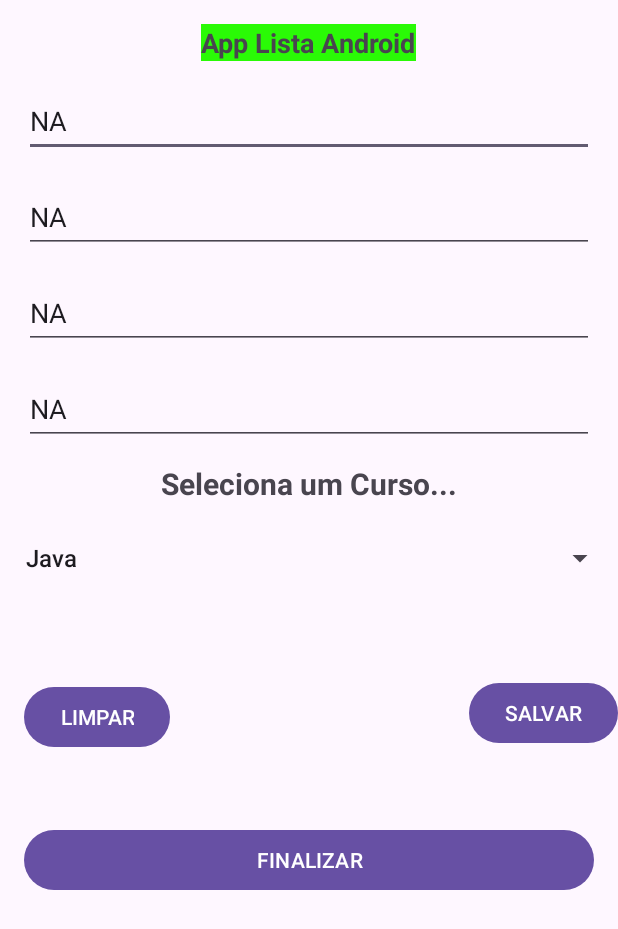
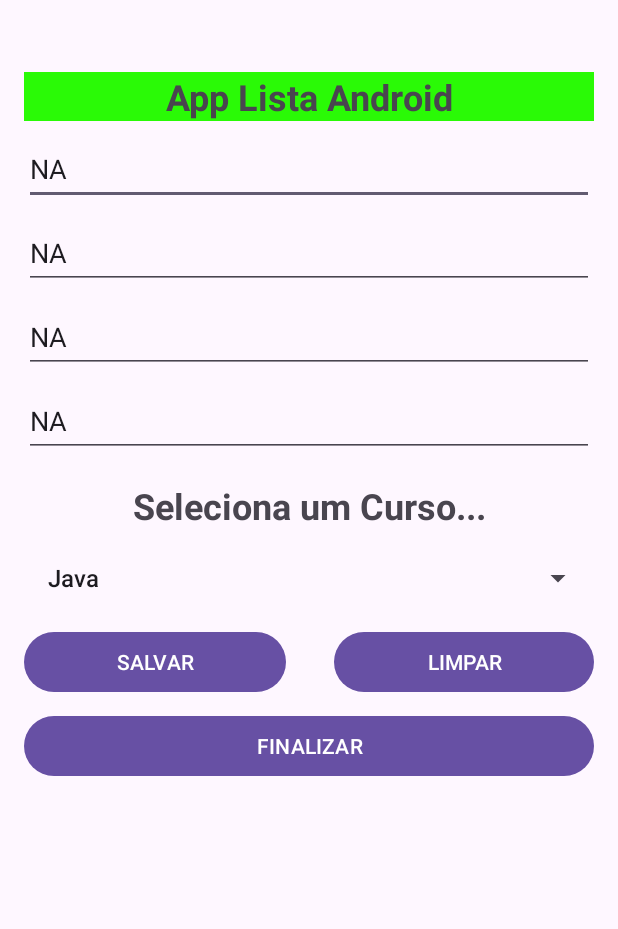
Before and after one commit to KevinAlmd27/DevAndroid, an Android app: the screen it shows after launch (MainActivity), on a phone screen of 412 x 824 dp. Shown: the top 929 px of the screen. Run offline under Robolectric (Android 15) with nearby library versions, the phone set to English and light mode, and no system bars.

Commit message:
Refatorado Layout para LinearLayout

```diff
--- a/AppLista/app/src/main/java/view/MainActivity.java
+++ b/AppLista/app/src/main/java/view/MainActivity.java
@@ -52,7 +52,7 @@
     protected void onCreate(Bundle savedInstanceState) {
         super.onCreate(savedInstanceState);
         EdgeToEdge.enable(this);
-        setContentView(R.layout.activity_main);
+        setContentView(R.layout.activity_spinner);
         ViewCompat.setOnApplyWindowInsetsListener(findViewById(R.id.main), (v, insets) -> {
             Insets systemBars = insets.getInsets(WindowInsetsCompat.Type.systemBars());
             v.setPadding(systemBars.left, systemBars.top, systemBars.right, systemBars.bottom);
--- a/AppLista/app/src/main/res/layout/activity_main.xml
+++ b/AppLista/app/src/main/res/layout/activity_main.xml
@@ -54,7 +54,7 @@
         android:layout_height="48dp"
         android:layout_margin="16dp"
         android:ems="10"
-        android:hint="@string/txt_hint_edit_nome_do_curso"
+        android:hint="@string/txt_hint_edit_nome_do_curso_Desejado"
         android:importantForAutofill="no"
         android:inputType="text"
         app:layout_constraintEnd_toEndOf="parent"
--- /dev/null
+++ b/AppLista/app/src/main/res/layout/activity_spinner.xml
@@ -0,0 +1,143 @@
+<?xml version="1.0" encoding="utf-8"?>
+<androidx.appcompat.widget.LinearLayoutCompat xmlns:android="http://schemas.android.com/apk/res/android"
+    xmlns:app="http://schemas.android.com/apk/res-auto"
+    xmlns:tools="http://schemas.android.com/tools"
+    android:id="@+id/main"
+    android:layout_width="match_parent"
+    android:layout_height="match_parent"
+    android:orientation="vertical"
+    tools:context="view.MainActivity">
+
+    <ScrollView
+        android:layout_width="match_parent"
+        android:layout_height="wrap_content">
+
+        <LinearLayout
+            android:layout_width="match_parent"
+            android:layout_height="wrap_content"
+            android:orientation="vertical">
+
+
+            <TextView
+                android:id="@+id/txtTitulo"
+                android:layout_width="match_parent"
+                android:layout_height="wrap_content"
+                android:layout_marginStart="16dp"
+                android:layout_marginTop="48dp"
+                android:layout_marginEnd="16dp"
+                android:background="@color/Seila"
+                android:gravity="center_horizontal"
+                android:text="@string/txt_titulo"
+                android:textSize="24sp"
+                android:textStyle="bold"
+
+                />
+
+            <EditText
+                android:id="@+id/editPrimeiroNome"
+                android:layout_width="match_parent"
+                android:layout_height="48dp"
+                android:layout_marginStart="16dp"
+                android:layout_marginTop="8dp"
+                android:layout_marginEnd="16dp"
+                android:ems="10"
+                android:hint="@string/txt_hint_edit_primeiro_nome"
+                android:importantForAutofill="no"
+                android:inputType="textPersonName" />
+
+            <EditText
+                android:id="@+id/editSobrenome"
+                android:layout_width="match_parent"
+                android:layout_height="48dp"
+                android:layout_marginStart="16dp"
+                android:layout_marginTop="8dp"
+                android:layout_marginEnd="16dp"
+                android:ems="10"
+                android:hint="@string/txt_hint_edit_sobrenome"
+                android:importantForAutofill="no"
+                android:inputType="textPersonName" />
+
+            <EditText
+                android:id="@+id/editNomeDoCurso"
+                android:layout_width="match_parent"
+                android:layout_height="48dp"
+                android:layout_marginStart="16dp"
+                android:layout_marginTop="8dp"
+                android:layout_marginEnd="16dp"
+                android:ems="10"
+                android:hint="@string/txt_hint_edit_nome_do_curso_Desejado"
+                android:importantForAutofill="no"
+                android:inputType="textPersonName" />
+
+            <EditText
+                android:id="@+id/editTelefoneContato"
+                android:layout_width="match_parent"
+                android:layout_height="48dp"
+                android:layout_marginStart="16dp"
+                android:layout_marginTop="8dp"
+                android:layout_marginEnd="16dp"
+                android:ems="10"
+                android:hint="@string/txt_hint_edit_telefone_de_contato"
+                android:inputType="textPersonName" />
+
+            <TextView
+                android:id="@+id/txtListaSpinner"
+                android:layout_width="match_parent"
+                android:layout_height="wrap_content"
+                android:layout_marginStart="16dp"
+                android:layout_marginTop="16dp"
+                android:layout_marginEnd="16dp"
+                android:gravity="center_horizontal"
+                android:text="@string/txt_seleciona_um_curso"
+                android:textSize="24sp"
+                android:textStyle="bold" />
+
+            <Spinner
+                android:id="@+id/spinner"
+                android:layout_width="match_parent"
+                android:layout_height="wrap_content"
+                android:layout_marginStart="16dp"
+                android:layout_marginTop="8dp"
+                android:layout_marginEnd="16dp" />
+
+            <LinearLayout
+                android:layout_width="match_parent"
+                android:layout_height="wrap_content"
+                android:orientation="horizontal">
+
+                <Button
+                    android:id="@+id/btnSalvar"
+                    android:layout_width="63dp"
+                    android:layout_height="wrap_content"
+                    android:layout_marginStart="16dp"
+                    android:layout_marginTop="8dp"
+                    android:layout_marginEnd="16dp"
+                    android:layout_weight="1"
+                    android:text="@string/txt_button_Salvar" />
+
+                <Button
+                    android:id="@+id/btnLimpar"
+                    android:layout_width="61dp"
+                    android:layout_height="wrap_content"
+                    android:layout_marginStart="16dp"
+                    android:layout_marginTop="8dp"
+                    android:layout_marginEnd="16dp"
+                    android:layout_weight="1"
+                    android:text="@string/txt_button_limpar" />
+
+            </LinearLayout>
+
+            <Button
+            android:id="@+id/btnFinalizar"
+            android:layout_width="match_parent"
+            android:layout_height="wrap_content"
+            android:layout_marginStart="16dp"
+            android:layout_marginTop="8dp"
+            android:layout_marginEnd="16dp"
+            android:text="@string/txt_button_Finalizar" />
+
+
+        </LinearLayout>
+    </ScrollView>
+
+</androidx.appcompat.widget.LinearLayoutCompat>
--- a/AppLista/app/src/main/res/values/colors.xml
+++ b/AppLista/app/src/main/res/values/colors.xml
@@ -3,7 +3,7 @@
     <color name="black">#FF000000</color>
     <color name="white">#FFFFFFFF</color>
     <color name="CorBotoes">#03A9F4</color>
-    <color name="vermelho">#F43636</color>
+    <color name="vermelho">#F60303</color>
     <color name="Seila">#2AFA06</color>
 
 </resources>
--- a/AppLista/app/src/main/res/values/strings.xml
+++ b/AppLista/app/src/main/res/values/strings.xml
@@ -3,9 +3,10 @@
     <string name="txt_titulo">App Lista Android</string>
     <string name="txt_hint_edit_primeiro_nome">Primeiro Nome</string>
     <string name="txt_hint_edit_sobrenome">Sobrenome</string>
-    <string name="txt_hint_edit_nome_do_curso">Nome do Curso</string>
+    <string name="txt_hint_edit_nome_do_curso_Desejado">Nome do Curso</string>
     <string name="txt_hint_edit_telefone_de_contato">Telefone de Contato</string>
     <string name="txt_button_limpar">LIMPAR</string>
     <string name="txt_button_Salvar">SALVAR</string>
     <string name="txt_button_Finalizar">FINALIZAR</string>
+    <string name="txt_seleciona_um_curso">Seleciona um Curso...</string>
 </resources>
```
